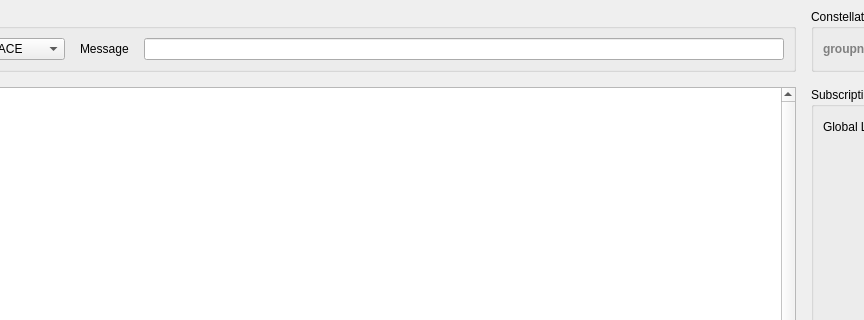
Before: the Qt Designer form cxx/listeners/Observatory/Observatory.ui in constellation-daq/Constellation, drawn with Qt 5; both pictures show x 88 to 952 and y 0 to 320 of the 1200 by 550 pixel window.
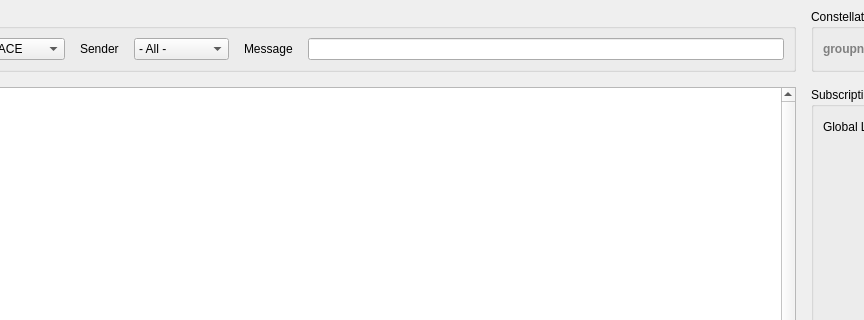
After: the same form once the commit is applied. Icons and pictures are not drawn.

Commit message: Observatory: add filter on sender name

Diff of the .ui file:
```diff
--- a/cxx/listeners/Observatory/Observatory.ui
+++ b/cxx/listeners/Observatory/Observatory.ui
@@ -221,6 +221,28 @@
              </item>
             </widget>
            </item>
+           <item>
+            <widget class="QLabel" name="label_3">
+             <property name="text">
+              <string>Sender</string>
+             </property>
+            </widget>
+           </item>
+           <item>
+            <widget class="QComboBox" name="filterSender">
+             <property name="sizePolicy">
+              <sizepolicy hsizetype="Preferred" vsizetype="Fixed">
+               <horstretch>2</horstretch>
+               <verstretch>0</verstretch>
+              </sizepolicy>
+             </property>
+             <item>
+              <property name="text">
+               <string>- All -</string>
+              </property>
+             </item>
+            </widget>
+           </item>
            <item>
             <widget class="QLabel" name="searchLabel">
              <property name="text">
@@ -232,7 +254,7 @@
             <widget class="QLineEdit" name="searchTxt">
              <property name="sizePolicy">
               <sizepolicy hsizetype="Expanding" vsizetype="Preferred">
-               <horstretch>0</horstretch>
+               <horstretch>10</horstretch>
                <verstretch>0</verstretch>
               </sizepolicy>
              </property>
```
Left out of the diff: 6 changed lines with no effect on the pictures. The commit also changes 4 other files.
